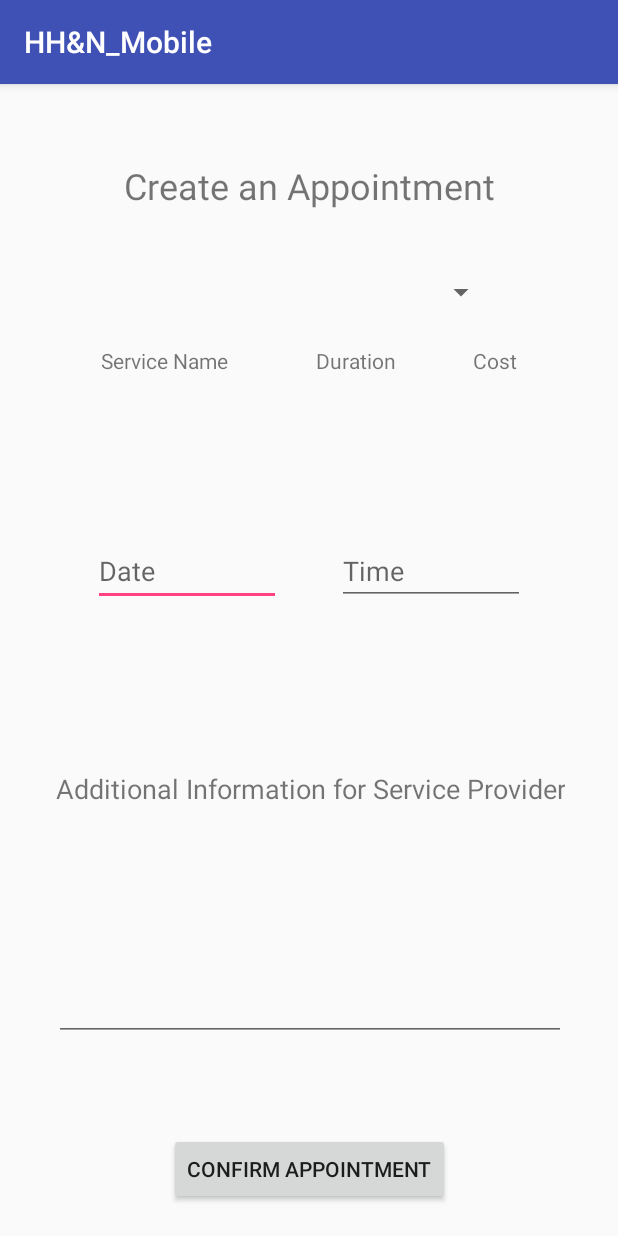
After one commit to drhansen000/hhn, an Android app: the CreateAppointmentActivity screen opened directly, with no data from a screen before it, on a phone screen of 412 x 824 dp. The commit adds this screen. Run offline under Robolectric (Android 15) with nearby library versions, the phone set to English and light mode, and no system bars.

Commit message:
Added create appointment activity and most of the layout

```diff
--- a/app/src/main/AndroidManifest.xml
+++ b/app/src/main/AndroidManifest.xml
@@ -19,7 +19,8 @@
             </intent-filter>
         </activity>
         <activity android:name=".CreateAccountActivity" />
-        <activity android:name=".FutureAppointmentsActivity"></activity>
+        <activity android:name=".FutureAppointmentsActivity" />
+        <activity android:name=".CreateAppointmentActivity"></activity>
     </application>
 
 </manifest>
--- /dev/null
+++ b/app/src/main/java/project/hhn_mobile/CreateAppointmentActivity.java
@@ -0,0 +1,13 @@
+package project.hhn_mobile;
+
+import android.support.v7.app.AppCompatActivity;
+import android.os.Bundle;
+
+public class CreateAppointmentActivity extends AppCompatActivity {
+
+    @Override
+    protected void onCreate(Bundle savedInstanceState) {
+        super.onCreate(savedInstanceState);
+        setContentView(R.layout.activity_create_appointment);
+    }
+}
--- /dev/null
+++ b/app/src/main/res/layout/activity_create_appointment.xml
@@ -0,0 +1,149 @@
+<?xml version="1.0" encoding="utf-8"?>
+<android.support.constraint.ConstraintLayout xmlns:android="http://schemas.android.com/apk/res/android"
+    xmlns:app="http://schemas.android.com/apk/res-auto"
+    xmlns:tools="http://schemas.android.com/tools"
+    android:layout_width="match_parent"
+    android:layout_height="match_parent"
+    tools:context="project.hhn_mobile.CreateAppointmentActivity">
+
+    <TextView
+        android:id="@+id/textView5"
+        android:layout_width="wrap_content"
+        android:layout_height="wrap_content"
+        android:layout_marginBottom="8dp"
+        android:layout_marginTop="8dp"
+        android:text="@string/create_an_appointment"
+        android:textAlignment="center"
+        android:textSize="24sp"
+        app:layout_constraintBottom_toBottomOf="parent"
+        app:layout_constraintHorizontal_bias="0.503"
+        app:layout_constraintLeft_toLeftOf="parent"
+        app:layout_constraintRight_toRightOf="parent"
+        app:layout_constraintTop_toTopOf="parent"
+        app:layout_constraintVertical_bias="0.06" />
+
+    <Spinner
+        android:id="@+id/spinner"
+        android:layout_width="250dp"
+        android:layout_height="wrap_content"
+        android:layout_marginBottom="8dp"
+        android:layout_marginTop="8dp"
+        app:layout_constraintBottom_toBottomOf="parent"
+        app:layout_constraintLeft_toLeftOf="parent"
+        app:layout_constraintRight_toRightOf="parent"
+        app:layout_constraintTop_toTopOf="parent"
+        app:layout_constraintVertical_bias="0.163" />
+
+    <TextView
+        android:id="@+id/textView6"
+        android:layout_width="91dp"
+        android:layout_height="wrap_content"
+        android:layout_marginStart="16dp"
+        android:layout_marginTop="24dp"
+        android:text="@string/service_name"
+        app:layout_constraintEnd_toStartOf="@+id/textView7"
+        app:layout_constraintHorizontal_bias="0.5"
+        app:layout_constraintStart_toStartOf="parent"
+        app:layout_constraintTop_toBottomOf="@+id/spinner" />
+
+    <TextView
+        android:id="@+id/textView7"
+        android:layout_width="wrap_content"
+        android:layout_height="wrap_content"
+        android:layout_marginTop="24dp"
+        android:text="@string/duration"
+        app:layout_constraintEnd_toStartOf="@+id/textView8"
+        app:layout_constraintHorizontal_bias="0.5"
+        app:layout_constraintStart_toEndOf="@+id/textView6"
+        app:layout_constraintTop_toBottomOf="@+id/spinner" />
+
+    <TextView
+        android:id="@+id/textView8"
+        android:layout_width="wrap_content"
+        android:layout_height="wrap_content"
+        android:layout_marginEnd="16dp"
+        android:layout_marginTop="24dp"
+        android:text="@string/cost"
+        app:layout_constraintEnd_toEndOf="parent"
+        app:layout_constraintHorizontal_bias="0.5"
+        app:layout_constraintStart_toEndOf="@+id/textView7"
+        app:layout_constraintTop_toBottomOf="@+id/spinner" />
+
+    <EditText
+        android:id="@+id/editText4"
+        android:layout_width="125dp"
+        android:layout_height="46dp"
+        android:layout_marginBottom="8dp"
+        android:layout_marginStart="24dp"
+        android:layout_marginTop="8dp"
+        android:ems="10"
+        android:hint="@string/date"
+        android:inputType="date"
+        app:layout_constraintBottom_toBottomOf="parent"
+        app:layout_constraintEnd_toStartOf="@+id/editText11"
+        app:layout_constraintHorizontal_bias="0.5"
+        app:layout_constraintStart_toStartOf="parent"
+        app:layout_constraintTop_toTopOf="parent"
+        app:layout_constraintVertical_bias="0.416" />
+
+    <EditText
+        android:id="@+id/editText6"
+        android:layout_width="341dp"
+        android:layout_height="94dp"
+        android:layout_marginBottom="8dp"
+        android:layout_marginTop="8dp"
+        android:ems="10"
+        android:inputType="textMultiLine"
+        app:layout_constraintBottom_toBottomOf="parent"
+        app:layout_constraintHorizontal_bias="0.511"
+        app:layout_constraintLeft_toLeftOf="parent"
+        app:layout_constraintRight_toRightOf="parent"
+        app:layout_constraintTop_toTopOf="parent"
+        app:layout_constraintVertical_bias="0.815" />
+
+    <TextView
+        android:id="@+id/textView10"
+        android:layout_width="wrap_content"
+        android:layout_height="wrap_content"
+        android:text="@string/additional_information_for_service_provider"
+        android:textAlignment="center"
+        android:textSize="18sp"
+        app:layout_constraintBottom_toBottomOf="parent"
+        app:layout_constraintHorizontal_bias="0.511"
+        app:layout_constraintLeft_toLeftOf="parent"
+        app:layout_constraintRight_toRightOf="parent"
+        app:layout_constraintTop_toTopOf="parent"
+        app:layout_constraintVertical_bias="0.615" />
+
+    <EditText
+        android:id="@+id/editText11"
+        android:layout_width="125dp"
+        android:layout_height="wrap_content"
+        android:layout_marginBottom="8dp"
+        android:layout_marginEnd="24dp"
+        android:layout_marginTop="8dp"
+        android:ems="10"
+        android:hint="@string/time"
+        android:inputType="time"
+        app:layout_constraintBottom_toBottomOf="parent"
+        app:layout_constraintEnd_toEndOf="parent"
+        app:layout_constraintHorizontal_bias="0.5"
+        app:layout_constraintStart_toEndOf="@+id/editText4"
+        app:layout_constraintTop_toTopOf="parent"
+        app:layout_constraintVertical_bias="0.416" />
+
+    <Button
+        android:id="@+id/button5"
+        android:layout_width="wrap_content"
+        android:layout_height="wrap_content"
+        android:layout_marginBottom="8dp"
+        android:layout_marginTop="8dp"
+        android:text="@string/confirm_appointment"
+        app:layout_constraintBottom_toBottomOf="parent"
+        app:layout_constraintHorizontal_bias="0.502"
+        app:layout_constraintLeft_toLeftOf="parent"
+        app:layout_constraintRight_toRightOf="parent"
+        app:layout_constraintTop_toTopOf="parent"
+        app:layout_constraintVertical_bias="0.982" />
+
+</android.support.constraint.ConstraintLayout>
--- a/app/src/main/res/values/strings.xml
+++ b/app/src/main/res/values/strings.xml
@@ -14,4 +14,12 @@
     <string name="create_a_new_account">Create a new account</string>
     <string name="future_appointments">Future Appointments</string>
     <string name="create_future_appointment">Create Future Appointment</string>
+    <string name="create_an_appointment">Create an Appointment</string>
+    <string name="additional_information_for_service_provider">Additional Information for Service Provider</string>
+    <string name="date">Date</string>
+    <string name="duration">Duration</string>
+    <string name="cost">Cost</string>
+    <string name="service_name">Service Name</string>
+    <string name="confirm_appointment">Confirm Appointment</string>
+    <string name="time">Time</string>
 </resources>
```
